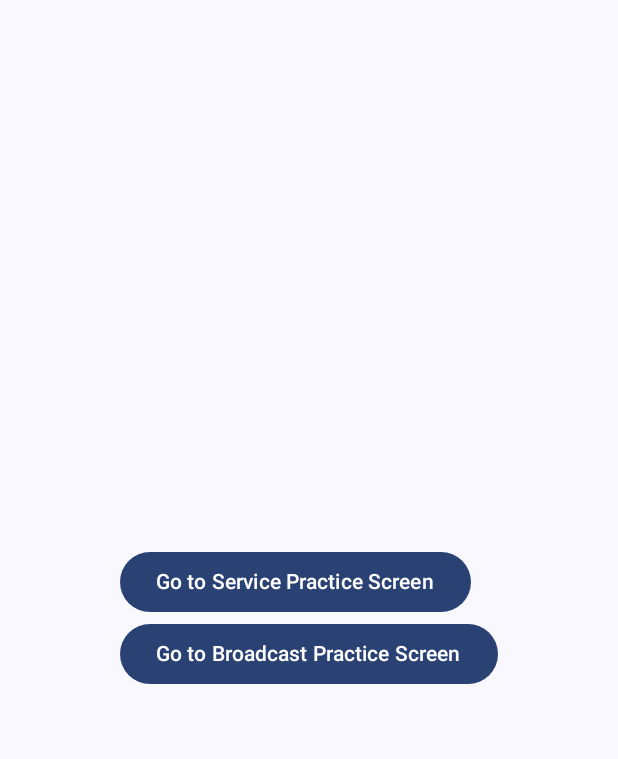
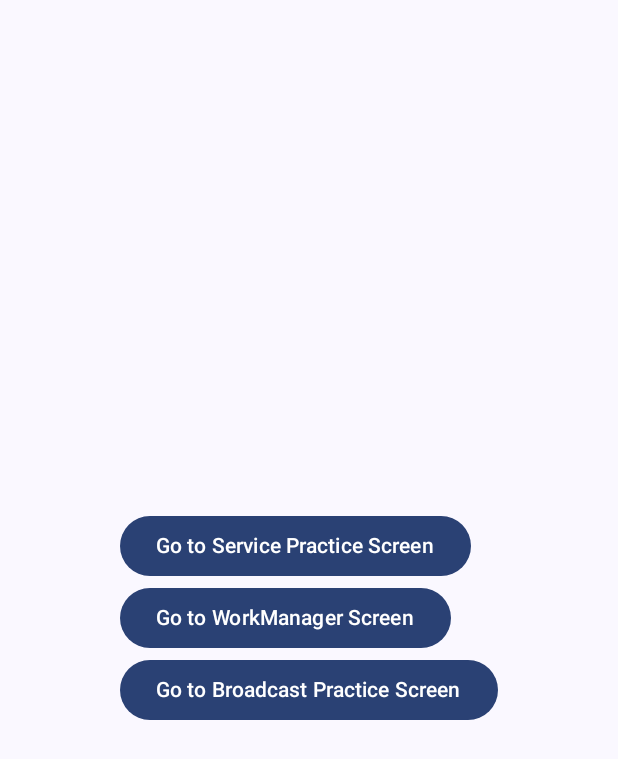
Before and after one commit to rajotiyapawan/AndroidPractice, an Android app built with Jetpack Compose: the screen it shows after launch (MainActivity), on a phone screen of 412 x 824 dp. Shown: the top 759 px of the screen. Run offline under Robolectric (Android 15) with nearby library versions, the phone set to English and light mode, and no system bars.

Commit message:
Android WorkManager

```diff
--- a/app/src/main/java/com/rajotiyapawan/androidpractice/MainActivity.kt
+++ b/app/src/main/java/com/rajotiyapawan/androidpractice/MainActivity.kt
@@ -21,6 +21,7 @@ import androidx.navigation.NavHostController
 import androidx.navigation.compose.NavHost
 import androidx.navigation.compose.composable
 import androidx.navigation.compose.rememberNavController
+import com.rajotiyapawan.androidpractice.background_work.WorkManagerScreen
 import com.rajotiyapawan.androidpractice.base.BaseActivity
 import com.rajotiyapawan.androidpractice.service.ExampleService
 import com.rajotiyapawan.androidpractice.service.ForegroundExampleService
@@ -84,15 +85,21 @@ fun AppNavHost(navController: NavHostController, modifier: Modifier = Modifier)
                 }
             )
         }
+        composable("work_manager") {
+            WorkManagerScreen(modifier)
+        }
     }
 }
 
 @Composable
-fun Greeting(modifier: Modifier = Modifier, onNavigate: (String) -> Unit) {
+fun Greeting(modifier: Modifier = Modifier, onNavigate: (route:String) -> Unit) {
     Box(modifier, contentAlignment = Alignment.Center) {
         Column {
             Button(onClick = { onNavigate("service") }) {
                 Text("Go to Service Practice Screen")
+            }
+            Button(onClick = { onNavigate("work_manager") }) {
+                Text("Go to WorkManager Screen")
             }
             Button(onClick = { onNavigate("broadcast") }) {
                 Text("Go to Broadcast Practice Screen")
```
